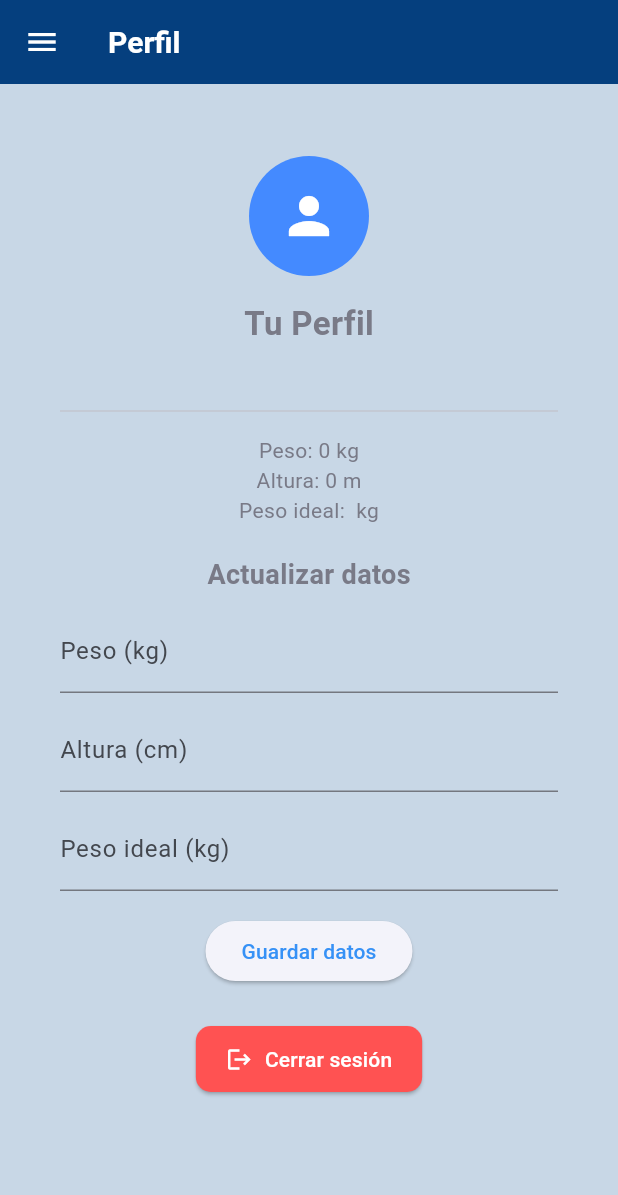
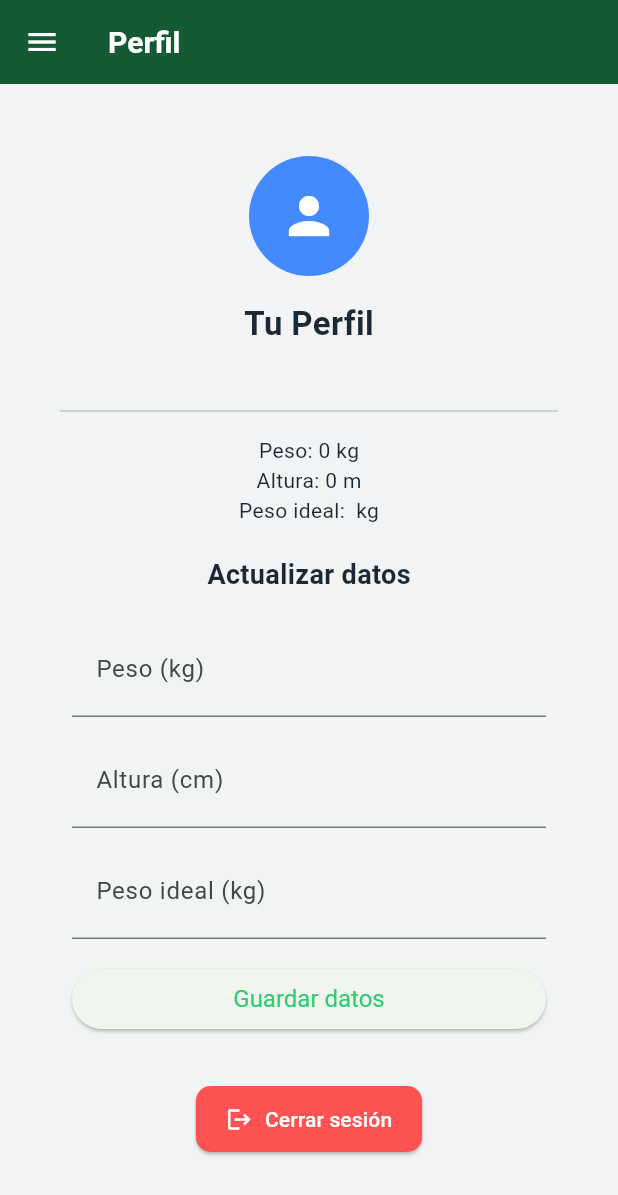
Before and after one commit to SantiagoAHS/app_fit_pt, a Flutter app: the ProfileScreen screen opened by its route, on a phone screen of 412 x 824 dp. Shown: the top 1195 px of the screen. Run offline on Flutter 3.47's test engine with Material 3 defaults, Android fonts, the phone set to English and light mode, and no system bars; our stand-ins replace cloud_firestore, firebase_auth, firebase_core, fl_chart, google_sign_in, pedometer and 1 more; accounts and stored records are empty.

Commit message:
watch update 1.0

```diff
--- a/appfit_dia/lib/screens/watch/login_watch.dart
+++ b/appfit_dia/lib/screens/watch/login_watch.dart
@@ -28,7 +28,7 @@ class LoginWatchLayout extends StatelessWidget {
             children: [
               const CircleAvatar(
                 radius: 20,
-                backgroundColor: Colors.blue,
+                backgroundColor: Color.fromRGBO(27, 94, 32, 1),
                 child: Icon(Icons.fitness_center, color: Colors.white, size: 16),
               ),
               const SizedBox(height: 8),
--- a/appfit_dia/lib/widgets/app_scaffold.dart
+++ b/appfit_dia/lib/widgets/app_scaffold.dart
@@ -36,7 +36,7 @@ class AppScaffold extends StatelessWidget {
                   itemBuilder: (BuildContext context) => [
                     const PopupMenuItem(value: '/inicio', child: Text('Inicio')),
                     const PopupMenuItem(value: '/estadisticas', child: Text('Estadísticas')),
-                    const PopupMenuItem(value: '/ejercicios', child: Text('Ejercicios')),
+                   /* const PopupMenuItem(value: '/ejercicios', child: Text('Ejercicios')),*/
                     const PopupMenuItem(value: '/perfil', child: Text('Perfil')),
                     const PopupMenuItem(value: '/ayuda', child: Text('Ayuda')),
                   ],
--- a/appfit_dia/lib/widgets/peso_altura_form.dart
+++ b/appfit_dia/lib/widgets/peso_altura_form.dart
@@ -3,7 +3,7 @@ import 'package:flutter/material.dart';
 class PesoAlturaForm extends StatelessWidget {
   final TextEditingController pesoController;
   final TextEditingController alturaController;
-  final TextEditingController pesoIdealController; // agregado
+  final TextEditingController pesoIdealController;
   final bool isLoading;
   final VoidCallback onSave;
 
@@ -11,40 +11,59 @@ class PesoAlturaForm extends StatelessWidget {
     super.key,
     required this.pesoController,
     required this.alturaController,
-    required this.pesoIdealController, // agregado
+    required this.pesoIdealController,
     required this.isLoading,
     required this.onSave,
   });
 
   @override
   Widget build(BuildContext context) {
-    return Column(
+    final screenWidth = MediaQuery.of(context).size.width;
+
+    final isSmallScreen = screenWidth < 300;
+
+    return Padding(
+      padding: const EdgeInsets.all(8.0),
+      child: SingleChildScrollView( // Importante para evitar overflow
+        child: Column(
+          crossAxisAlignment: CrossAxisAlignment.stretch,
           children: [
-        TextField(
-          controller: pesoController,
-          decoration: const InputDecoration(labelText: 'Peso (kg)'),
-          keyboardType: TextInputType.number,
-        ),
+            _buildInputField('Peso (kg)', pesoController, isSmallScreen),
             const SizedBox(height: 10),
-        TextField(
-          controller: alturaController,
-          decoration: const InputDecoration(labelText: 'Altura (cm)'),
-          keyboardType: TextInputType.number,
-        ),
+            _buildInputField('Altura (cm)', alturaController, isSmallScreen),
             const SizedBox(height: 10),
-        TextField(
-          controller: pesoIdealController, // nuevo campo
-          decoration: const InputDecoration(labelText: 'Peso ideal (kg)'),
-          keyboardType: TextInputType.number,
-        ),
+            _buildInputField('Peso ideal (kg)', pesoIdealController, isSmallScreen),
             const SizedBox(height: 16),
             isLoading
-            ? const CircularProgressIndicator()
+                ? const Center(child: CircularProgressIndicator())
                 : ElevatedButton(
                     onPressed: onSave,
+                    style: ElevatedButton.styleFrom(
+                      padding: isSmallScreen
+                          ? const EdgeInsets.symmetric(vertical: 8, horizontal: 4)
+                          : null,
+                      textStyle: TextStyle(fontSize: isSmallScreen ? 12 : 16),
+                    ),
                     child: const Text('Guardar datos'),
                   ),
           ],
+        ),
+      ),
+    );
+  }
+
+  Widget _buildInputField(String label, TextEditingController controller, bool isSmallScreen) {
+    return TextField(
+      controller: controller,
+      decoration: InputDecoration(
+        labelText: label,
+        contentPadding: EdgeInsets.symmetric(
+          vertical: isSmallScreen ? 6 : 12,
+          horizontal: isSmallScreen ? 8 : 16,
+        ),
+      ),
+      style: TextStyle(fontSize: isSmallScreen ? 12 : 16),
+      keyboardType: TextInputType.number,
     );
   }
 }
--- a/appfit_dia/lib/widgets/step_counter_widget.dart
+++ b/appfit_dia/lib/widgets/step_counter_widget.dart
@@ -111,7 +111,7 @@ class _StepCounterWidgetState extends State<StepCounterWidget> {
             const SizedBox(height: 20),
             Text(
               '$_steps',
-              style: TextStyle(fontSize: stepsFontSize, color: Colors.blueAccent),
+              style: TextStyle(fontSize: stepsFontSize, color: Colors.green.shade900, fontWeight: FontWeight.w600),
             ),
           ],
         ),
```
Also changed, not shown: appfit_dia/lib/main.dart (+10 -10 lines), appfit_dia/lib/screens/profile_screen.dart (+12 -9 lines), appfit_dia/lib/screens/watch/home_watch.dart (+52 -5 lines), appfit_dia/lib/screens/watch/statistics_watch.dart (+56 -9 lines), appfit_dia/lib/widgets/routines_complete.dart (+17 -8 lines). Lines whose indentation alone changed are shown as unchanged.
